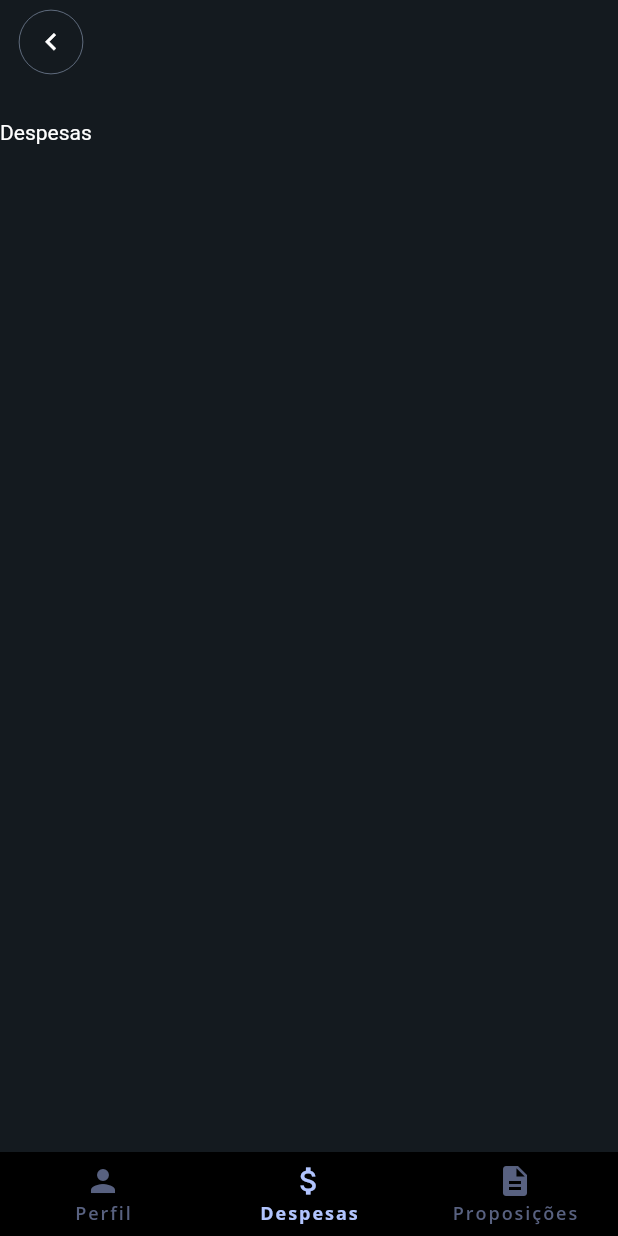
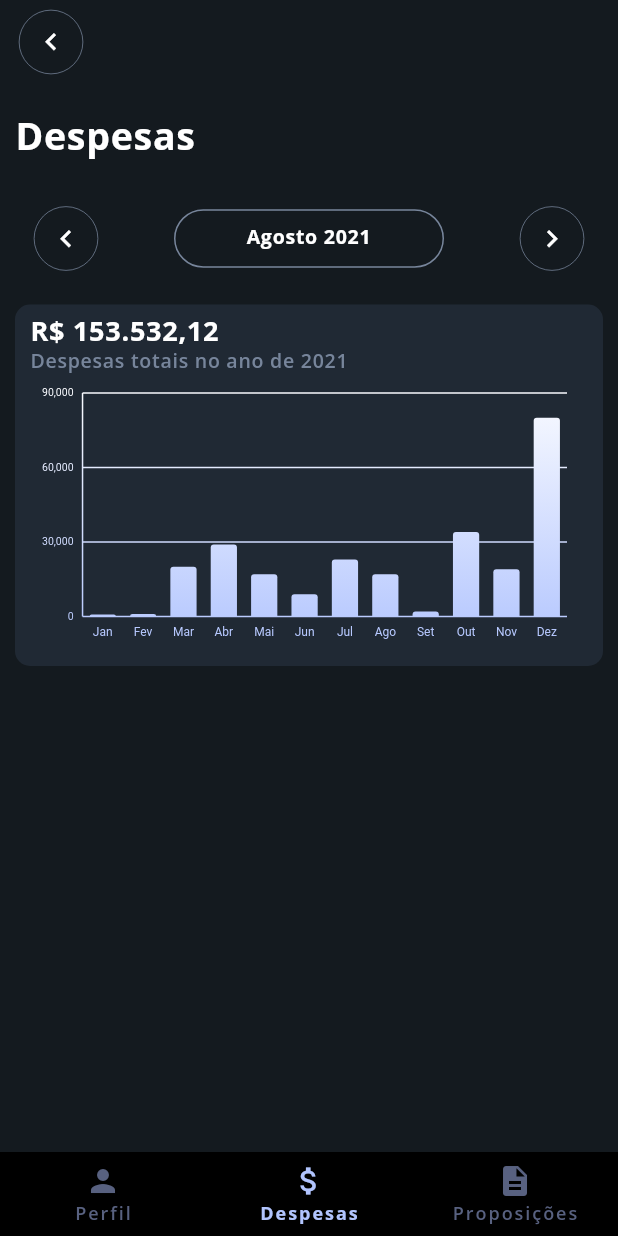
Before and after one commit to rafaelzorn/brasil_transparente_flutter, a Flutter app: the DeputyDetailPage screen opened directly, item 2 of the bottom bar chosen, on a phone screen of 412 x 824 dp. Run offline on Flutter 3.47's test engine with Material 2 defaults, Android fonts, the light colour scheme and no system bars; our stand-ins replace charts_flutter, dio, flutter_dotenv, get, google_fonts, lazy_load_scrollview and 1 more; network calls fail; statements that could not run were skipped.

Commit message:
Feat: Page propositions

```diff
--- /dev/null
+++ b/lib/app/constants/general_constant.dart
@@ -0,0 +1,4 @@
+class GeneralConstant {
+  static const String EXERCISE = 'Exercício';
+  static const String MALE = 'M';
+}
--- a/lib/app/helpers/deputy_helper.dart
+++ b/lib/app/helpers/deputy_helper.dart
@@ -2,6 +2,7 @@
 import 'package:brasil_transparente_flutter/app/data/models/deputy_model.dart';
 import 'package:brasil_transparente_flutter/app/helpers/string_helper.dart';
 import 'package:brasil_transparente_flutter/app/helpers/format_helper.dart';
+import 'package:brasil_transparente_flutter/app/constants/general_constant.dart';
 
 class DeputyHelper {
   static String about(DeputyModel deputy) {
@@ -10,6 +11,6 @@ class DeputyHelper {
       allWords: true,
     );
 
-    return '$civilName ${deputy.situation == "Exercício" ? "é" : "foi"} ${deputy.gender == "M" ? "um deputado brasileiro" : "uma deputada brasileira"} pelo partido ${deputy.initialsParty ?? '-'}, nasceu em ${FormatHelper.formatDate(deputy.birthDate)} na cidade de ${deputy.birthCity ?? ''}/${deputy.birthState}.';
+    return '$civilName ${deputy.situation == GeneralConstant.EXERCISE ? "é" : "foi"} ${deputy.gender == GeneralConstant.MALE ? "um deputado brasileiro" : "uma deputada brasileira"} pelo partido ${deputy.initialsParty ?? '-'}, nasceu em ${FormatHelper.formatDate(deputy.birthDate)} na cidade de ${deputy.birthCity ?? ''}/${deputy.birthState}.';
   }
 }
--- a/lib/app/modules/deputies/pages/deputies_page.dart
+++ b/lib/app/modules/deputies/pages/deputies_page.dart
@@ -9,26 +9,10 @@ import 'package:brasil_transparente_flutter/app/widgets/bt_app_bar_widget.dart';
 import 'package:brasil_transparente_flutter/app/widgets/bt_spinner_widget.dart';
 import 'package:brasil_transparente_flutter/app/widgets/bt_notification_widget.dart';
 import 'package:brasil_transparente_flutter/app/resources/string_resource.dart';
-import 'package:brasil_transparente_flutter/app/helpers/text_helper.dart';
 import 'package:brasil_transparente_flutter/app/routes/bt_routes.dart';
+import 'package:brasil_transparente_flutter/app/widgets/bt_main_title_page_widget.dart';
 
 class DeputiesPage extends GetView<DeputiesController> {
-  Widget _renderTitle() {
-    return Container(
-      margin: EdgeInsets.only(bottom: 25),
-      child: SizedBox(
-        width: double.infinity,
-        child: Text(
-          StringResource.DEPUTIES,
-          style: TextHelper.style(
-            fontSize: 25,
-            fontWeight: FontWeight.w700,
-          ),
-        ),
-      ),
-    );
-  }
-
   Widget _renderList() {
     if (controller.isLoading) {
       return Center(
@@ -76,7 +60,7 @@ class DeputiesPage extends GetView<DeputiesController> {
       padding: EdgeInsets.symmetric(horizontal: 10),
       child: Column(
         children: [
-          _renderTitle(),
+          BtMainTitlePageWidget(title: StringResource.DEPUTIES),
           Expanded(child: Obx(() => _renderList())),
         ],
       ),
--- a/lib/app/modules/deputy_expenses/pages/deputy_expenses_page.dart
+++ b/lib/app/modules/deputy_expenses/pages/deputy_expenses_page.dart
@@ -3,14 +3,34 @@ import 'package:get/get.dart';
 
 // Bt
 import 'package:brasil_transparente_flutter/app/modules/deputy_expenses/controllers/deputy_expenses_controller.dart';
+import 'package:brasil_transparente_flutter/app/modules/deputy_expenses/pages/widgets/chart_widget.dart';
 import 'package:brasil_transparente_flutter/app/resources/string_resource.dart';
+import 'package:brasil_transparente_flutter/app/widgets/bt_swipe_calendar_widget.dart';
+import 'package:brasil_transparente_flutter/app/widgets/bt_main_title_page_widget.dart';
 
 class DeputyExpensesPage extends GetView<DeputyExpensesController> {
+  Widget _renderChart() {
+    return ChartWidget();
+  }
+
   Widget _renderContent() {
-    return Container(
-      child: Text(
-        StringResource.EXPENSES,
-        style: TextStyle(color: Colors.white),
+    return SingleChildScrollView(
+      child: Container(
+        padding: EdgeInsets.symmetric(horizontal: 10),
+        child: Column(
+          children: [
+            BtMainTitlePageWidget(
+              title: StringResource.EXPENSES,
+              marginBottom: 30,
+            ),
+            Container(
+              margin: EdgeInsets.only(bottom: 20),
+              padding: EdgeInsets.symmetric(horizontal: 10),
+              child: BtSwipeCalendarWidget(date: 'Agosto 2021'),
+            ),
+            _renderChart()
+          ],
+        ),
       ),
     );
   }
--- /dev/null
+++ b/lib/app/modules/deputy_expenses/pages/widgets/chart_widget.dart
@@ -0,0 +1,131 @@
+import 'package:charts_flutter/flutter.dart' as charts;
+import 'package:flutter/material.dart';
+
+// Bt
+import 'package:brasil_transparente_flutter/app/themes/bt_color_theme.dart';
+import 'package:brasil_transparente_flutter/app/helpers/text_helper.dart';
+
+class DeputyExpense {
+  final String year;
+  final double sales;
+
+  DeputyExpense(this.year, this.sales);
+}
+
+class ChartWidget extends StatelessWidget {
+  static List<charts.Series<DeputyExpense, String>> _deputyExpenses() {
+    final data = [
+      new DeputyExpense('Jan', 800.00),
+      new DeputyExpense('Fev', 1000.00),
+      new DeputyExpense('Mar', 20000.00),
+      new DeputyExpense('Abr', 29000.00),
+      new DeputyExpense('Mai', 17000.00),
+      new DeputyExpense('Jun', 9000.00),
+      new DeputyExpense('Jul', 23000.00),
+      new DeputyExpense('Ago', 17000.00),
+      new DeputyExpense('Set', 2050.00),
+      new DeputyExpense('Out', 34000.00),
+      new DeputyExpense('Nov', 19000.00),
+      new DeputyExpense('Dez', 80000.00),
+    ];
+
+    return [
+      new charts.Series<DeputyExpense, String>(
+        id: 'Sales',
+        domainFn: (DeputyExpense sales, _) => sales.year,
+        measureFn: (DeputyExpense sales, _) => sales.sales,
+        data: data,
+      )
+    ];
+  }
+
+  Widget _renderTitle() {
+    return SizedBox(
+      width: double.infinity,
+      child: Column(
+        mainAxisSize: MainAxisSize.max,
+        crossAxisAlignment: CrossAxisAlignment.start,
+        children: <Widget>[
+          Text(
+            'R\$ 153.532,12',
+            style: TextHelper.style(fontSize: 18, fontWeight: FontWeight.w700),
+          ),
+          SizedBox(height: 4),
+          Text(
+            'Despesas totais no ano de 2021',
+            style: TextHelper.style(
+              fontSize: 13,
+              fontWeight: FontWeight.w600,
+              color: BtColorTheme.SLATE_GRAY,
+            ),
+          ),
+        ],
+      ),
+    );
+  }
+
+  Widget _renderContent() {
+    return Container(
+      margin: EdgeInsets.only(bottom: 15),
+      padding: EdgeInsets.all(10),
+      decoration: BoxDecoration(
+        color: BtColorTheme.EBONY_CLAY,
+        borderRadius: BorderRadius.all(Radius.circular(10)),
+      ),
+      child: Column(
+        children: <Widget>[_renderTitle(), _renderChart()],
+      ),
+    );
+  }
+
+  Widget _renderChart() {
+    return AspectRatio(
+      aspectRatio: 2.0,
+      child: ShaderMask(
+        shaderCallback: (Rect bounds) {
+          return LinearGradient(
+            begin: Alignment.bottomCenter,
+            end: Alignment.topCenter,
+            colors: [BtColorTheme.MELROSE, BtColorTheme.WHITE],
+            stops: [
+              0.0,
+              1.0,
+            ],
+          ).createShader(bounds);
+        },
+        blendMode: BlendMode.srcATop,
+        child: charts.BarChart(
+          _deputyExpenses(),
+          animate: true,
+          primaryMeasureAxis: charts.NumericAxisSpec(
+            tickProviderSpec: charts.BasicNumericTickProviderSpec(
+              desiredTickCount: 4,
+            ),
+            showAxisLine: true,
+            renderSpec: charts.GridlineRendererSpec(
+              labelStyle: charts.TextStyleSpec(
+                fontSize: 7, // size in Pts.
+                color: charts.ColorUtil.fromDartColor(BtColorTheme.SLATE_GRAY),
+              ),
+            ),
+          ),
+          domainAxis: charts.OrdinalAxisSpec(
+            showAxisLine: false,
+            renderSpec: charts.SmallTickRendererSpec(
+              labelOffsetFromAxisPx: 8,
+              labelStyle: charts.TextStyleSpec(
+                fontSize: 8,
+                color: charts.ColorUtil.fromDartColor(BtColorTheme.SLATE_GRAY),
+              ),
+            ),
+          ),
+        ),
+      ),
+    );
+  }
+
+  @override
+  Widget build(BuildContext context) {
+    return _renderContent();
+  }
+}
--- a/lib/app/modules/deputy_profile/pages/widgets/profile_image_widget.dart
+++ b/lib/app/modules/deputy_profile/pages/widgets/profile_image_widget.dart
@@ -5,6 +5,7 @@ import 'package:transparent_image/transparent_image.dart';
 import 'package:brasil_transparente_flutter/app/resources/image_resource.dart';
 import 'package:brasil_transparente_flutter/app/themes/bt_color_theme.dart';
 import 'package:brasil_transparente_flutter/app/helpers/text_helper.dart';
+import 'package:brasil_transparente_flutter/app/constants/general_constant.dart';
 
 class ProfileImageWidget extends StatelessWidget {
   final String? photo;
@@ -42,7 +43,7 @@ class ProfileImageWidget extends StatelessWidget {
   Widget _renderStatus() {
     Color color = BtColorTheme.TOM_THUMB;
 
-    if (this.situation != 'Exercício') {
+    if (this.situation != GeneralConstant.EXERCISE) {
       color = BtColorTheme.NEVADA;
     }
 
--- a/lib/app/modules/deputy_propositions/pages/deputy_propositions_page.dart
+++ b/lib/app/modules/deputy_propositions/pages/deputy_propositions_page.dart
@@ -4,13 +4,24 @@ import 'package:get/get.dart';
 // Bt
 import 'package:brasil_transparente_flutter/app/modules/deputy_propositions/controllers/deputy_propositions_controller.dart';
 import 'package:brasil_transparente_flutter/app/resources/string_resource.dart';
+import 'package:brasil_transparente_flutter/app/widgets/bt_main_title_page_widget.dart';
+import 'package:brasil_transparente_flutter/app/widgets/bt_swipe_calendar_widget.dart';
 
 class DeputyPropositionsPage extends GetView<DeputyPropositionsController> {
   Widget _renderContent() {
     return Container(
-      child: Text(
-        StringResource.PROPOSITIONS,
-        style: TextStyle(color: Colors.white),
+      padding: EdgeInsets.symmetric(horizontal: 10),
+      child: Column(
+        children: [
+          BtMainTitlePageWidget(
+            title: StringResource.PROPOSITIONS,
+            marginBottom: 30,
+          ),
+          Container(
+            padding: EdgeInsets.symmetric(horizontal: 10),
+            child: BtSwipeCalendarWidget(date: '2021'),
+          ),
+        ],
       ),
     );
   }
--- /dev/null
+++ b/lib/app/widgets/bt_main_title_page_widget.dart
@@ -0,0 +1,28 @@
+import 'package:flutter/material.dart';
+
+// Bt
+import 'package:brasil_transparente_flutter/app/helpers/text_helper.dart';
+
+class BtMainTitlePageWidget extends StatelessWidget {
+  final String title;
+  final double marginBottom;
+
+  BtMainTitlePageWidget({required this.title, this.marginBottom = 25});
+
+  @override
+  Widget build(BuildContext context) {
+    return Container(
+      margin: EdgeInsets.only(bottom: this.marginBottom),
+      child: SizedBox(
+        width: double.infinity,
+        child: Text(
+          this.title,
+          style: TextHelper.style(
+            fontSize: 25,
+            fontWeight: FontWeight.w700,
+          ),
+        ),
+      ),
+    );
+  }
+}
--- /dev/null
+++ b/lib/app/widgets/bt_swipe_calendar_widget.dart
@@ -0,0 +1,52 @@
+import 'package:flutter/material.dart';
+
+// Bt
+import 'package:brasil_transparente_flutter/app/themes/bt_color_theme.dart';
+import 'package:brasil_transparente_flutter/app/helpers/text_helper.dart';
+
+class BtSwipeCalendarWidget extends StatelessWidget {
+  final String date;
+
+  BtSwipeCalendarWidget({required this.date});
+
+  Widget _renderIcon({required icon}) {
+    return RawMaterialButton(
+      constraints: BoxConstraints(minWidth: 0, minHeight: 0),
+      child: Icon(icon, size: 23, color: BtColorTheme.WHITE),
+      padding: EdgeInsets.all(10),
+      shape: CircleBorder(
+        side: BorderSide(width: 0.5, color: BtColorTheme.SLATE_GRAY),
+      ),
+      onPressed: () => {},
+    );
+  }
+
+  @override
+  Widget build(BuildContext context) {
+    return Row(
+      mainAxisAlignment: MainAxisAlignment.spaceBetween,
+      mainAxisSize: MainAxisSize.max,
+      children: <Widget>[
+        _renderIcon(icon: Icons.chevron_left),
+        Container(
+          width: 180,
+          padding: EdgeInsets.symmetric(vertical: 12),
+          decoration: BoxDecoration(
+            border: Border.all(color: BtColorTheme.SLATE_GRAY, width: 1),
+            borderRadius: BorderRadius.all(Radius.circular(30)),
+          ),
+          child: Text(
+            this.date,
+            style: TextHelper.style(
+              fontSize: 13,
+              fontWeight: FontWeight.w700,
+              color: BtColorTheme.WHITE,
+            ),
+            textAlign: TextAlign.center,
+          ),
+        ),
+        _renderIcon(icon: Icons.chevron_right),
+      ],
+    );
+  }
+}
--- a/pubspec.yaml
+++ b/pubspec.yaml
@@ -35,6 +35,7 @@ dependencies:
   transparent_image: ^2.0.0
   flutter_dotenv: ^5.0.0
   intl: ^0.17.0
+  charts_flutter: ^0.11.0
 
 dev_dependencies:
   flutter_test:
```
Also changed, not shown: pubspec.lock.
